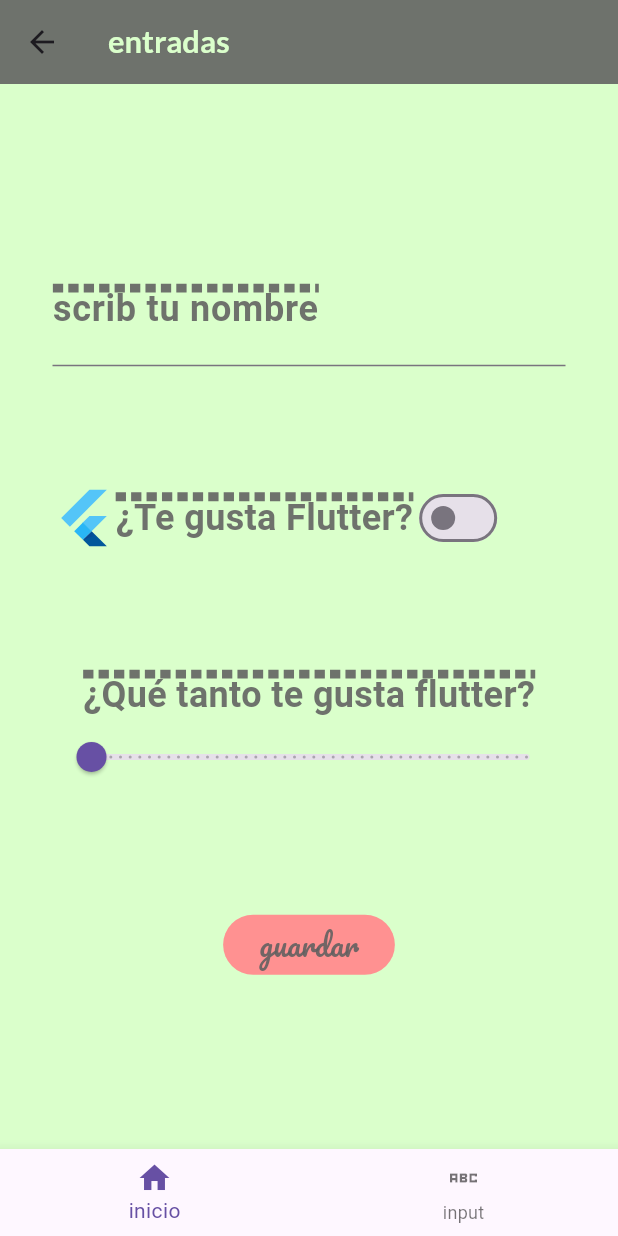
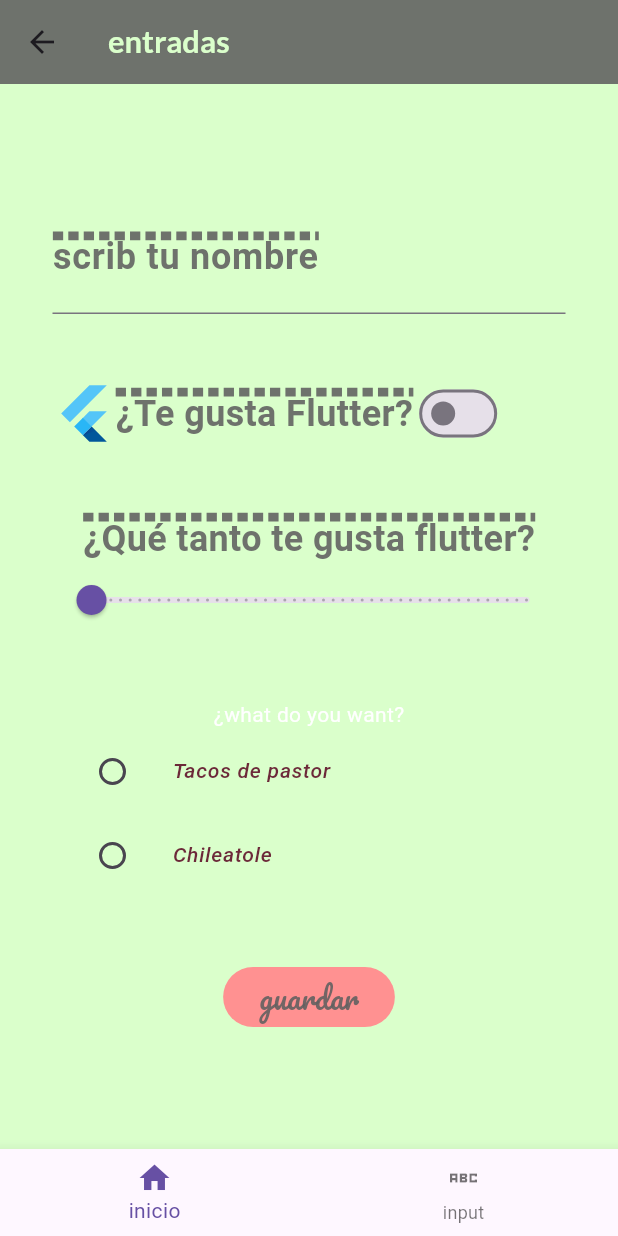
Before and after one commit to AlvaroAguirr/ComponentesFlutter5a, a Flutter app: the Inputs screen opened directly, on a phone screen of 412 x 824 dp. Run offline on Flutter 3.47's test engine with Material 3 defaults, Android fonts, the phone set to English and light mode, and no system bars; our stand-ins replace google_fonts; Roboto replaces fonts that are missing (Abel, Prompt).

```diff
--- a/lib/screens/images_screen.dart
+++ b/lib/screens/images_screen.dart
@@ -45,8 +45,6 @@ shape: RoundedRectangleBorder(
       )
     ],
   ),
-
-
 );
  }
 
--- a/lib/screens/input.dart
+++ b/lib/screens/input.dart
@@ -8,9 +8,12 @@ class Inputs extends StatefulWidget {
 }
 
 class _InputsState extends State<Inputs> {
-
+  // varies del entrada
   bool valueSwitch = false;
   double sliderValue= 0.0;
+  int foodRadio =0;
+
+
   @override
   Widget build(BuildContext context) {
     return  Scaffold(
@@ -25,10 +28,10 @@ class _InputsState extends State<Inputs> {
 
           children: [
 
-
             entradaTexto(),
             entradaSwitch(),
             entradaSlider(),
+            entradasRadio(),
                const ElevatedButton(
                  onPressed: null,
                  child:  Text(
@@ -99,4 +102,41 @@ value: valueSwitch,
     );
   }
 
+  Column entradasRadio() {
+    return Column(children: [
+    const Text("¿what do you want?"),
+    ListTile(
+      title: Text("Tacos de pastor",
+      style: AppTheme.lightTheme.textTheme.bodySmall),
+      leading:Radio(
+        value: 1,
+        groupValue: foodRadio,
+          onChanged: (value){
+            setState(() {
+            foodRadio= value!;
+            print("valor del slider: $foodRadio");
+
+            });
+          }
+      ),
+    ),
+    ListTile(
+      title: Text("Chileatole",
+      style: AppTheme.lightTheme.textTheme.bodySmall),
+      leading:Radio(
+        value: 2,
+        groupValue: foodRadio,
+          onChanged: (value){
+            setState(() {
+            foodRadio= value!;
+            print("valor del slider: $foodRadio");
+
+            });
+          }
+      ),
+    ),
+    ],
+    );
+  }
+
 }
```
